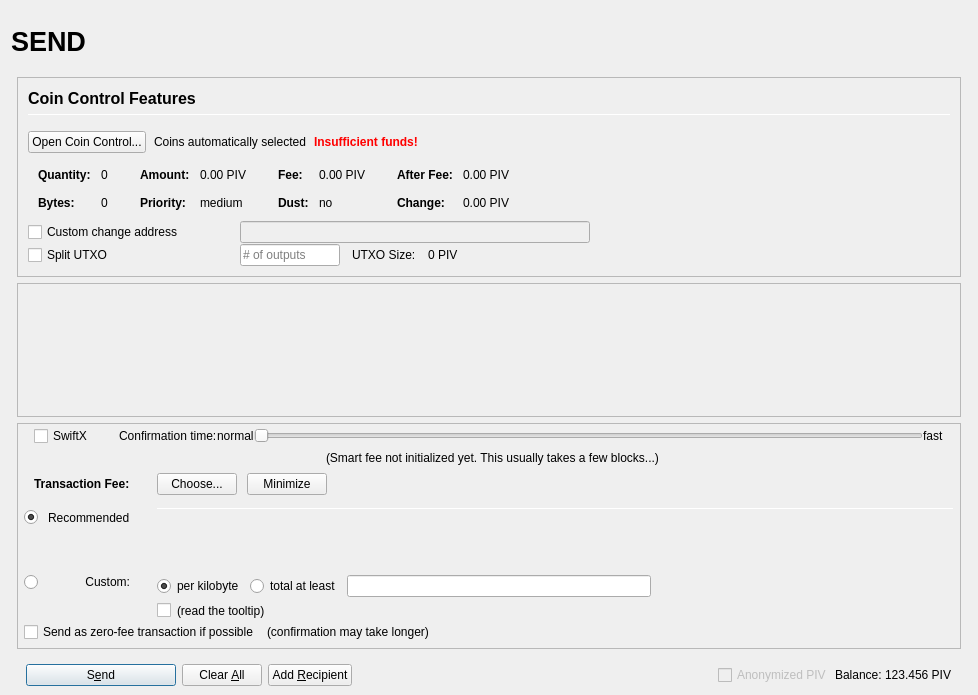
Qt form src/qt/forms/sendcoinsdialog.ui (TheRealOxyd69/Dorin) before a commit.
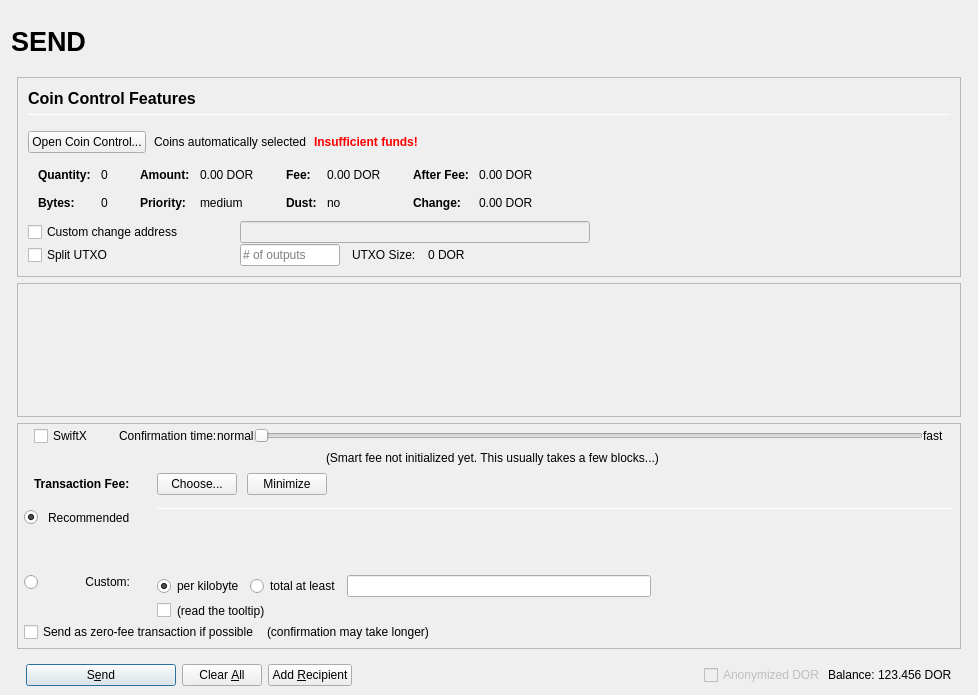
The same form after that commit. Icons and pictures are not drawn. Custom widgets are drawn as their Qt base class.

```diff
--- a/src/qt/forms/sendcoinsdialog.ui
+++ b/src/qt/forms/sendcoinsdialog.ui
@@ -493,7 +493,7 @@
                         <enum>Qt::ActionsContextMenu</enum>
                        </property>
                        <property name="text">
-                        <string notr="true">0.00 PIV</string>
+                        <string notr="true">0.00 DOR</string>
                        </property>
                        <property name="textInteractionFlags">
                         <set>Qt::LinksAccessibleByMouse|Qt::TextSelectableByKeyboard|Qt::TextSelectableByMouse</set>
@@ -573,7 +573,7 @@
                         <enum>Qt::ActionsContextMenu</enum>
                        </property>
                        <property name="text">
-                        <string notr="true">0.00 PIV</string>
+                        <string notr="true">0.00 DOR</string>
                        </property>
                        <property name="textInteractionFlags">
                         <set>Qt::LinksAccessibleByMouse|Qt::TextSelectableByKeyboard|Qt::TextSelectableByMouse</set>
@@ -653,7 +653,7 @@
                         <enum>Qt::ActionsContextMenu</enum>
                        </property>
                        <property name="text">
-                        <string notr="true">0.00 PIV</string>
+                        <string notr="true">0.00 DOR</string>
                        </property>
                        <property name="textInteractionFlags">
                         <set>Qt::LinksAccessibleByMouse|Qt::TextSelectableByKeyboard|Qt::TextSelectableByMouse</set>
@@ -682,7 +682,7 @@
                         <enum>Qt::ActionsContextMenu</enum>
                        </property>
                        <property name="text">
-                        <string notr="true">0.00 PIV</string>
+                        <string notr="true">0.00 DOR</string>
                        </property>
                        <property name="textInteractionFlags">
                         <set>Qt::LinksAccessibleByMouse|Qt::TextSelectableByKeyboard|Qt::TextSelectableByMouse</set>
@@ -849,7 +849,7 @@
                 <item>
                  <widget class="QLabel" name="labelBlockSize">
                   <property name="text">
-                   <string>0 PIV</string>
+                   <string>0 DOR</string>
                   </property>
                  </widget>
                 </item>
@@ -1714,7 +1714,7 @@
                 <bool>false</bool>
                </property>
                <property name="text">
-                <string>Anonymized PIV</string>
+                <string>Anonymized DOR</string>
                </property>
               </widget>
              </item>
@@ -1737,7 +1737,7 @@
                 <cursorShape>IBeamCursor</cursorShape>
                </property>
                <property name="text">
-                <string notr="true">123.456 PIV</string>
+                <string notr="true">123.456 DOR</string>
                </property>
                <property name="textInteractionFlags">
                 <set>Qt::LinksAccessibleByMouse|Qt::TextSelectableByKeyboard|Qt::TextSelectableByMouse</set>
```
Left out of the diff: 8 changed lines with no effect on the pictures.
